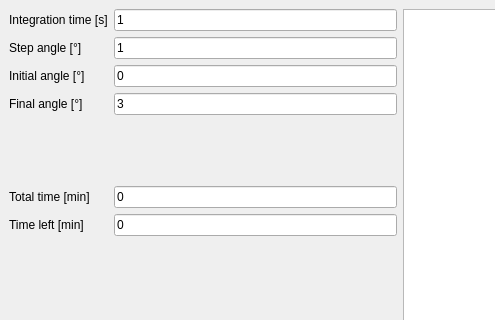
First picture: the form in timebin.ui, repository qLuxor/pylabtools, before the edit; both pictures show x 0 to 495 and y 0 to 320 of the 800 by 600 pixel window.
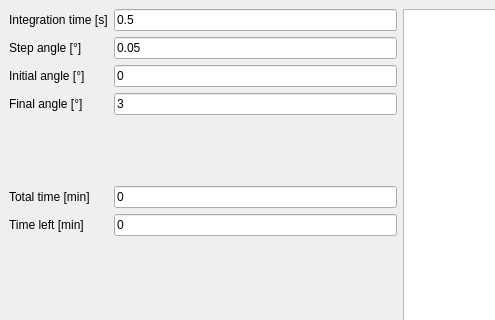
Second picture: the form after the edit. Custom widgets are drawn as their Qt base class.

Commit message: Plot channels 0, 1 and 0+1

```diff
--- a/timebin.ui
+++ b/timebin.ui
@@ -30,7 +30,7 @@
       <item row="0" column="1">
        <widget class="QLineEdit" name="txtIntTime">
         <property name="text">
-         <string>1</string>
+         <string>0.5</string>
         </property>
        </widget>
       </item>
@@ -44,7 +44,7 @@
       <item row="1" column="1">
        <widget class="QLineEdit" name="txtStpAngle">
         <property name="text">
-         <string>1</string>
+         <string>0.05</string>
         </property>
        </widget>
       </item>
```
Left out of the diff: 2 changed lines with no effect on the pictures. The commit also changes 1 other file.
